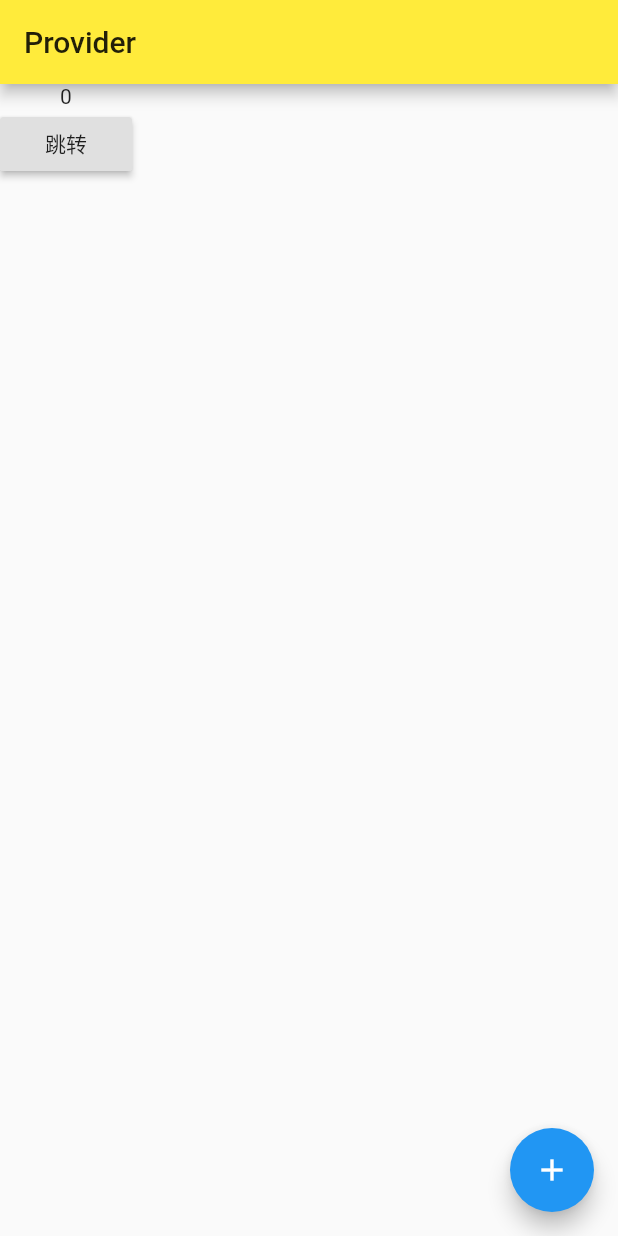
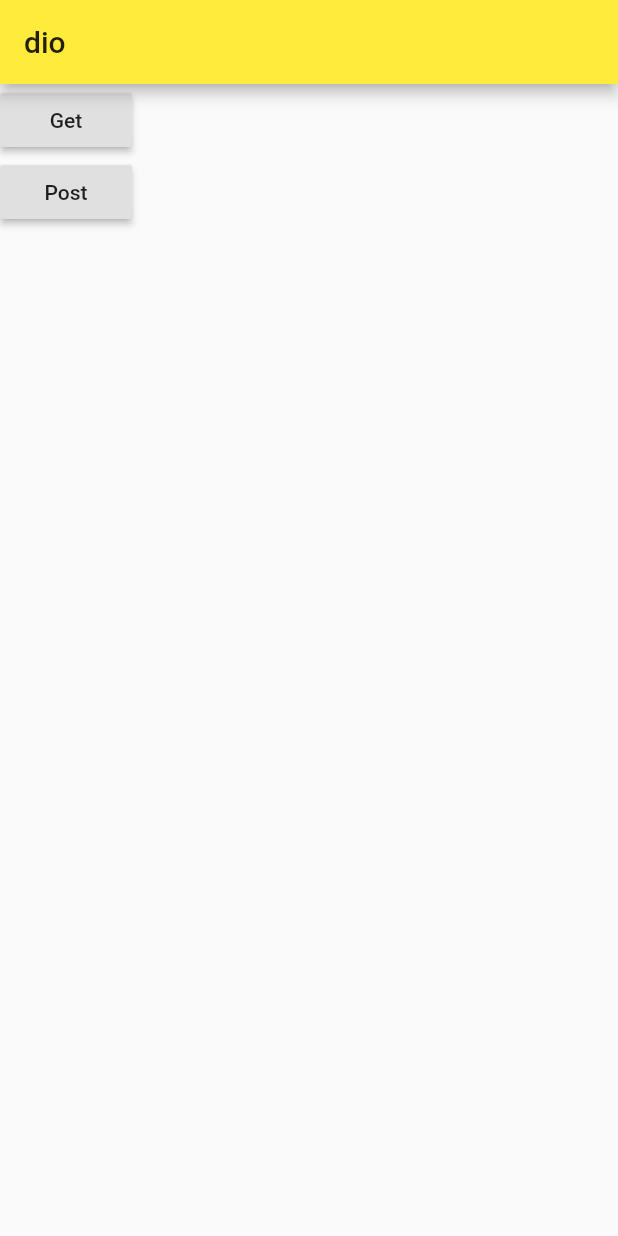
Before and after one commit to abuzzworld/zxx_flutter_1, a Flutter app: the screen it shows after launch, on a phone screen of 412 x 824 dp. Run offline on Flutter 3.47's test engine with Material 2 defaults, Android fonts, the phone set to English and light mode, and no system bars; our stand-ins replace dio.

Commit message:
feat(location): dio 初步

```diff
--- a/lib/main.dart
+++ b/lib/main.dart
@@ -8,6 +8,7 @@ import 'package:zxx_flutter_1/widgets/card_demo.dart';
 import 'package:zxx_flutter_1/widgets/demo_01.dart';
 import 'package:zxx_flutter_1/widgets/demo_02.dart';
 import 'package:zxx_flutter_1/widgets/demo_05.dart';
+import 'package:zxx_flutter_1/widgets/dio_demo.dart';
 import 'package:zxx_flutter_1/widgets/girdview_demo.dart';
 import 'package:zxx_flutter_1/widgets/layout_demo.dart';
 import 'package:zxx_flutter_1/widgets/listview_demo.dart';
@@ -56,10 +57,11 @@ class MyApp extends StatelessWidget {
         "demo05": (context) => Demo05(),
         "provider": (context) => ProviderDemo(),
         "providertwo": (context) => ProviderDemoTwo(),
+        "dio": (context) => DioDemo(),
         // "menu": (context) => MenuPage(),
       },
       // initialRoute: "layout", // (初始路由)重置主页
-      initialRoute: "provider", // (初始路由)重置主页
+      initialRoute: "dio", // (初始路由)重置主页
 
       // 路由拦截
       onGenerateRoute: (settings) {
--- /dev/null
+++ b/lib/widgets/dio_demo.dart
@@ -0,0 +1,68 @@
+import 'package:flutter/material.dart';
+import 'package:dio/dio.dart';
+
+class DioDemo extends StatefulWidget {
+  const DioDemo({Key? key}) : super(key: key);
+
+  @override
+  _DioDemoState createState() => _DioDemoState();
+}
+
+class _DioDemoState extends State<DioDemo> {
+  var _dio = Dio();
+
+  @override
+  void initState() {
+    super.initState();
+    _dio.options.baseUrl = "http://api.td0f7.cn:8083/";
+  }
+
+  @override
+  Widget build(BuildContext context) {
+    return Scaffold(
+      appBar: AppBar(title: Text("dio")),
+      body: Column(
+        children: [
+          RaisedButton(
+            onPressed: _get,
+            child: Text("Get"),
+          ),
+          RaisedButton(
+            onPressed: _post,
+            child: Text("Post"),
+          )
+        ],
+      ),
+    );
+  }
+
+  void _post() async {
+    var result1 = await _dio.post(
+      "dio/dio",
+      queryParameters: {
+        "id": 1,
+      },
+      options: Options(headers: {
+        "token": "sfdsfsdfs",
+      }),
+    );
+    print(result1);
+  }
+
+  void _get() async {
+    var result = await _dio.get("dio/dio/test", queryParameters: {
+      "id": 1,
+    });
+    print(result);
+    var result1 = await _dio.get(
+      "dio/dio",
+      queryParameters: {
+        "id": 1,
+      },
+      options: Options(headers: {
+        "token": "sfdsfsdfs",
+      }),
+    );
+    print(result1);
+  }
+}
--- a/pubspec.yaml
+++ b/pubspec.yaml
@@ -34,6 +34,7 @@ dev_dependencies:
     sdk: flutter
 
   provider: ^5.0.0
+  dio: ^4.0.0
 
 # For information on the generic Dart part of this file, see the
 # following page: https://dart.dev/tools/pub/pubspec
```
Also changed, not shown: pubspec.lock.
